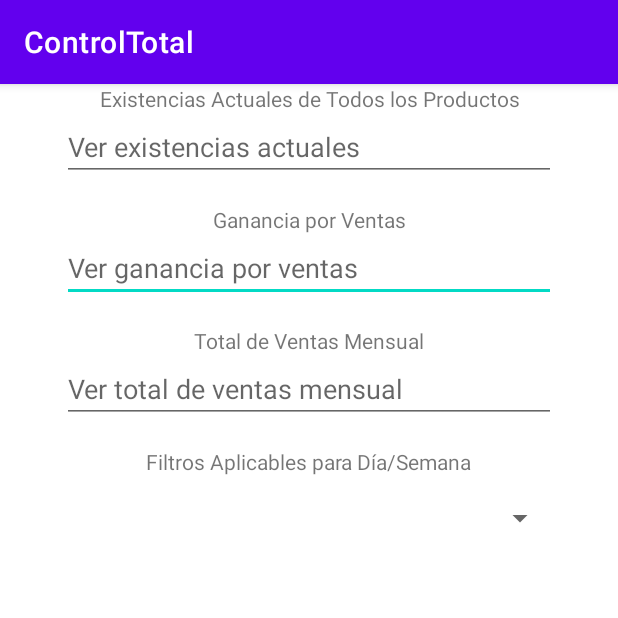
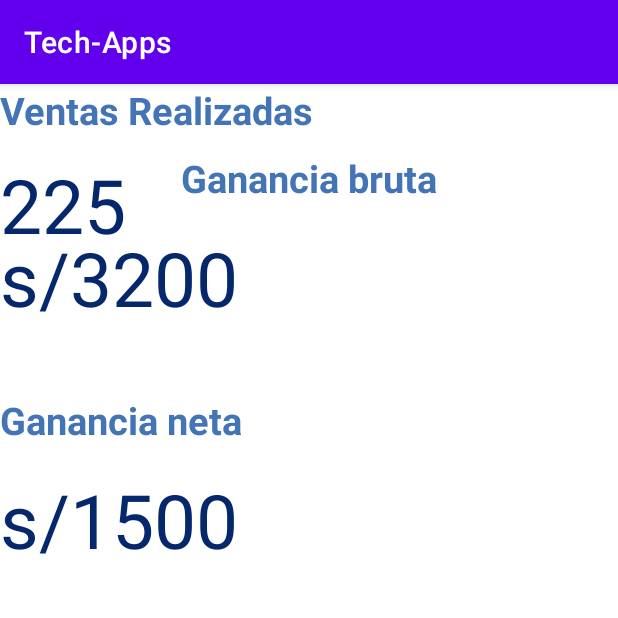
Before and after one commit to BrandoJulca/ControlTotal, an Android app: the InfoAdmin screen opened directly, with no data from a screen before it, on a phone screen of 412 x 824 dp, the top half of it. Run offline under Robolectric (Android 15) with nearby library versions, the phone set to English and light mode, and no system bars.

Commit message:
modificando layouts

```diff
--- /dev/null
+++ b/ControlTotal/ControlTotal/app/src/main/res/drawable/baseline_inventory_24.xml
@@ -0,0 +1,5 @@
+<vector xmlns:android="http://schemas.android.com/apk/res/android" android:height="24dp" android:tint="#ECD335" android:viewportHeight="24" android:viewportWidth="24" android:width="24dp">
+
+    <path android:fillColor="@android:color/white" android:pathData="M20,2L4,2c-1,0 -2,0.9 -2,2v3.01c0,0.72 0.43,1.34 1,1.69L3,20c0,1.1 1.1,2 2,2h14c0.9,0 2,-0.9 2,-2L21,8.7c0.57,-0.35 1,-0.97 1,-1.69L22,4c0,-1.1 -1,-2 -2,-2zM15,14L9,14v-2h6v2zM20,7L4,7L4,4l16,-0.02L20,7z"/>
+
+</vector>
--- /dev/null
+++ b/ControlTotal/ControlTotal/app/src/main/res/drawable/baseline_perm_device_information_24.xml
@@ -0,0 +1,5 @@
+<vector xmlns:android="http://schemas.android.com/apk/res/android" android:height="24dp" android:tint="#28599A" android:viewportHeight="24" android:viewportWidth="24" android:width="24dp">
+
+    <path android:fillColor="@android:color/white" android:pathData="M13,7h-2v2h2L13,7zM13,11h-2v6h2v-6zM17,1.01L7,1c-1.1,0 -2,0.9 -2,2v18c0,1.1 0.9,2 2,2h10c1.1,0 2,-0.9 2,-2L19,3c0,-1.1 -0.9,-1.99 -2,-1.99zM17,19L7,19L7,5h10v14z"/>
+
+</vector>
--- a/ControlTotal/ControlTotal/app/src/main/res/layout/activity_info_admin.xml
+++ b/ControlTotal/ControlTotal/app/src/main/res/layout/activity_info_admin.xml
@@ -5,108 +5,82 @@
     android:id="@+id/main"
     android:layout_width="match_parent"
     android:layout_height="match_parent"
-    tools:context=".ui.slideshow.InfoAdmin">
+    tools:context=".ui.slideshow.InfoAdmin"
+    android:background="@color/white"
+    tools:ignore="ExtraText">
 
     <!-- EXISTENCIAS ACTUALES DE TODOS LOS PRODUCTOS -->
 
-    <!-- GANANCIA POR VENTAS -->
+    <!-- Campo de Entrada para Existencias -->
 
-    <!-- TOTAL DE VENTAS MENSUAL -->
-
-    <!-- FILTROS APLICABLES PARA DÍA/SEMANA -->
-
-    <Spinner
-        android:id="@+id/spinner_filtros"
-        android:layout_width="0dp"
+    <TextView
+        android:id="@+id/textView_existencias"
+        android:layout_width="wrap_content"
         android:layout_height="wrap_content"
-        android:layout_marginTop="16dp"
-        android:entries="@array/filtrar_options"
+        android:layout_marginTop="45dp"
+        android:text="Ganancia bruta"
+        android:textColor="@color/dark_blue"
+        android:textSize="25sp"
+        android:textStyle="bold"
         app:layout_constraintEnd_toEndOf="parent"
         app:layout_constraintStart_toStartOf="parent"
-        app:layout_constraintTop_toBottomOf="@id/textView_filtros"
-        app:layout_constraintWidth_percent="0.8" />
-
-    <EditText
-        android:id="@+id/input_ganancia"
-        android:layout_width="0dp"
-        android:layout_height="wrap_content"
-        android:layout_marginBottom="16dp"
-        android:hint="Ver ganancia por ventas"
-        android:inputType="none"
-        app:layout_constraintBottom_toTopOf="@id/textView_total_ventas"
-        app:layout_constraintEnd_toEndOf="parent"
-        app:layout_constraintStart_toStartOf="parent"
-        app:layout_constraintTop_toBottomOf="@id/textView_ganancia"
-        app:layout_constraintWidth_percent="0.8" />
+        app:layout_constraintTop_toTopOf="parent" />
 
     <TextView
         android:id="@+id/textView_total_ventas"
         android:layout_width="wrap_content"
         android:layout_height="wrap_content"
-        android:text="Total de Ventas Mensual"
-        app:layout_constraintBottom_toTopOf="@id/input_total_ventas"
-        app:layout_constraintEnd_toEndOf="parent"
-        app:layout_constraintHorizontal_bias="0.501"
-        app:layout_constraintStart_toStartOf="parent"
-        app:layout_constraintTop_toBottomOf="@id/input_ganancia" />
+        android:text="Ventas Realizadas"
+        android:textColor="@color/dark_blue"
+        android:textSize="25sp"
+        android:textStyle="bold"
+        tools:layout_editor_absoluteX="102dp"
+        tools:layout_editor_absoluteY="380dp" />
 
-    <EditText
-        android:id="@+id/input_total_ventas"
+    <TextView
+        android:id="@+id/input_ganancia"
         android:layout_width="0dp"
         android:layout_height="wrap_content"
-        android:layout_marginBottom="16dp"
-        android:hint="Ver total de ventas mensual"
-        android:inputType="none"
-        app:layout_constraintBottom_toTopOf="@id/textView_filtros"
-        app:layout_constraintEnd_toEndOf="parent"
-        app:layout_constraintStart_toStartOf="parent"
-        app:layout_constraintTop_toBottomOf="@id/textView_total_ventas"
-        app:layout_constraintWidth_percent="0.8" />
+        android:text="s/1500"
+        android:layout_marginTop="15dp"
+        android:textColor="@color/darkblue"
+        android:textSize="50sp"
+        app:layout_constraintTop_toBottomOf="@+id/textView_ganancia"
+        tools:layout_editor_absoluteX="126dp" />
+
+    <TextView
+        android:id="@+id/input_ventas"
+        android:layout_width="0dp"
+        android:layout_height="wrap_content"
+        android:layout_marginTop="12dp"
+        android:text="225"
+        android:textColor="@color/darkblue"
+        android:textSize="50sp"
+        app:layout_constraintTop_toBottomOf="@+id/textView_total_ventas"
+        tools:layout_editor_absoluteX="163dp" />
 
     <TextView
         android:id="@+id/textView_ganancia"
         android:layout_width="wrap_content"
         android:layout_height="wrap_content"
-        android:text="Ganancia por Ventas"
-        app:layout_constraintBottom_toTopOf="@id/input_ganancia"
-        app:layout_constraintEnd_toEndOf="parent"
-        app:layout_constraintHorizontal_bias="0.501"
-        app:layout_constraintStart_toStartOf="parent"
-        app:layout_constraintTop_toBottomOf="@id/input_existencias" />
+        android:layout_marginTop="44dp"
+        android:text="Ganancia neta"
+        android:textColor="@color/dark_blue"
+        android:textSize="25sp"
+        android:textStyle="bold"
+        app:layout_constraintTop_toBottomOf="@+id/input_existencias"
+        tools:layout_editor_absoluteX="125dp" />
 
     <TextView
-        android:id="@+id/textView_filtros"
-        android:layout_width="wrap_content"
-        android:layout_height="wrap_content"
-        android:text="Filtros Aplicables para Día/Semana"
-        app:layout_constraintBottom_toTopOf="@id/spinner_filtros"
-        app:layout_constraintEnd_toEndOf="parent"
-        app:layout_constraintStart_toStartOf="parent"
-        app:layout_constraintTop_toBottomOf="@id/input_total_ventas" />
-
-    <EditText
         android:id="@+id/input_existencias"
         android:layout_width="0dp"
         android:layout_height="wrap_content"
-        android:layout_marginBottom="16dp"
-        android:hint="Ver existencias actuales"
-        android:inputType="none"
-        app:layout_constraintBottom_toTopOf="@id/textView_ganancia"
-        app:layout_constraintEnd_toEndOf="parent"
-        app:layout_constraintStart_toStartOf="parent"
-        app:layout_constraintTop_toBottomOf="@id/textView_existencias"
-        app:layout_constraintWidth_percent="0.8" />
-
-    <TextView
-        android:id="@+id/textView_existencias"
-        android:layout_width="wrap_content"
-        android:layout_height="wrap_content"
-        android:text="Existencias Actuales de Todos los Productos"
-        app:layout_constraintBottom_toTopOf="@id/input_existencias"
-        app:layout_constraintEnd_toEndOf="parent"
-        app:layout_constraintHorizontal_bias="0.503"
-        app:layout_constraintStart_toStartOf="parent"
-        app:layout_constraintTop_toTopOf="parent" />
+        android:layout_marginTop="15dp"
+        android:text="s/3200"
+        android:textColor="@color/darkblue"
+        android:textSize="50sp"
+        app:layout_constraintTop_toBottomOf="@+id/textView_existencias"
+        tools:layout_editor_absoluteX="126dp" />
 
 
 </androidx.constraintlayout.widget.ConstraintLayout>
--- a/ControlTotal/ControlTotal/app/src/main/res/values/colors.xml
+++ b/ControlTotal/ControlTotal/app/src/main/res/values/colors.xml
@@ -5,6 +5,10 @@
     <color name="purple_700">#FF3700B3</color>
     <color name="teal_200">#FF03DAC5</color>
     <color name="teal_700">#FF018786</color>
-    <color name="black">#FF000000</color>
+    <color name="black">#000000</color>
     <color name="white">#FFFFFFFF</color>
+    <color name="light_blue">#E0FFFF</color>
+    <color name="dark_blue">#4274B6</color> <!-- Un azul oscuro para los textos -->
+    <color name="darkblue">#05276B</color> <!-- Un azul oscuro para los textos -->
+    <color name="yellow">#FFEB3B</color>
 </resources>
--- a/ControlTotal/ControlTotal/app/src/main/res/values/strings.xml
+++ b/ControlTotal/ControlTotal/app/src/main/res/values/strings.xml
@@ -1,5 +1,5 @@
 <resources>
-    <string name="app_name">ControlTotal</string>
+    <string name="app_name">Tech-Apps</string>
     <string name="navigation_drawer_open">Open navigation drawer</string>
     <string name="navigation_drawer_close">Close navigation drawer</string>
     <string name="nav_header_title">Android Studio</string>
```
Also changed, not shown: ControlTotal/ControlTotal/app/src/main/res/layout/activity_adminView.xml (added, +253 -0 lines).
